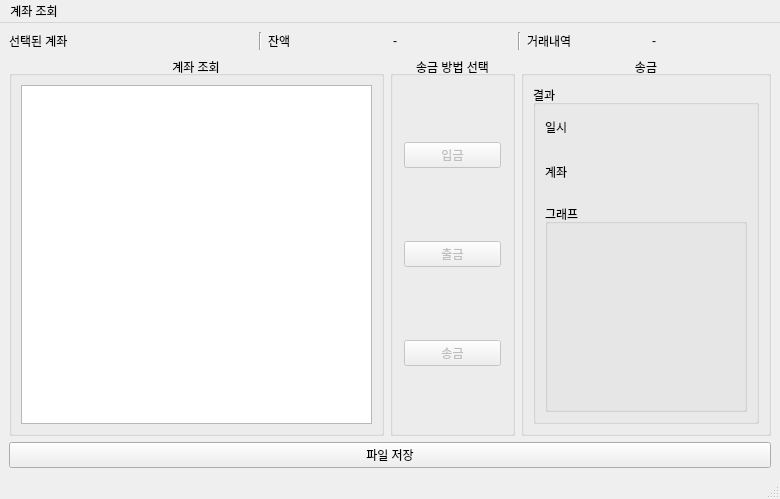
Before: the Qt Designer form mainwindow.ui in DevSunbi/VEDA_Side_Project, drawn with Qt 5.
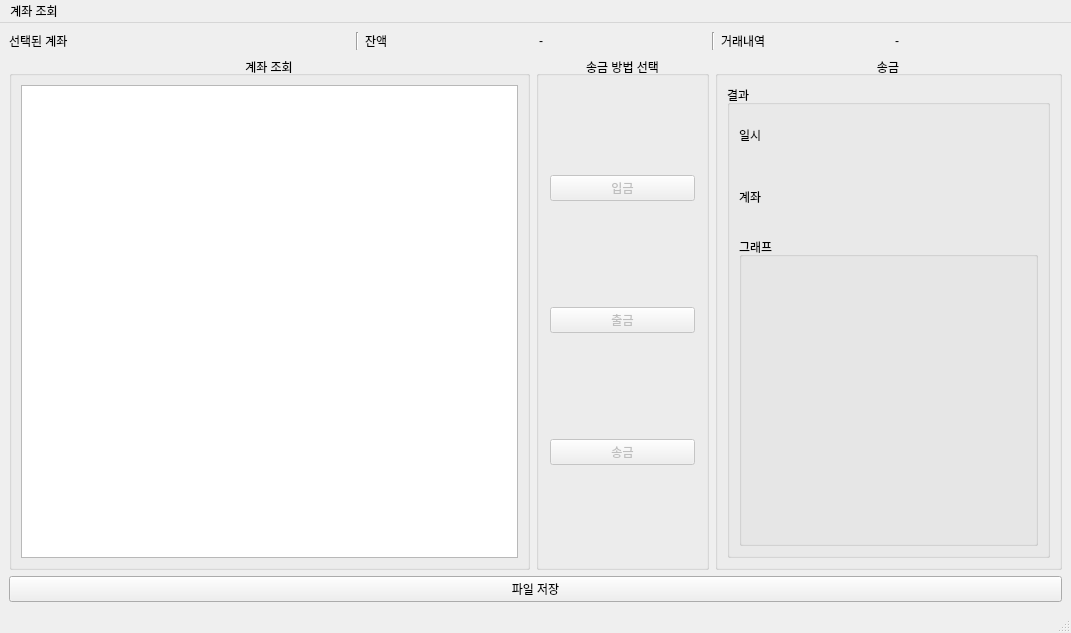
After: the same form once the commit is applied.

Commit message: UI: Final Toss Style Light Theme and layout polish

Diff of the .ui file:
```diff
--- a/mainwindow.ui
+++ b/mainwindow.ui
@@ -6,15 +6,82 @@
    <rect>
     <x>0</x>
     <y>0</y>
-    <width>780</width>
-    <height>499</height>
+    <width>1071</width>
+    <height>633</height>
    </rect>
   </property>
   <property name="windowTitle">
    <string>MainWindow</string>
   </property>
   <widget class="QWidget" name="centralwidget">
-   <layout class="QGridLayout" name="gridLayout_3" rowstretch="0,0,0,0" columnstretch="0,0">
+   <layout class="QGridLayout" name="gridLayout_3" rowstretch="0,0,0,0,0" columnstretch="0,0">
+    <item row="3" column="1">
+     <widget class="QPushButton" name="Save_Btn">
+      <property name="text">
+       <string>파일 저장</string>
+      </property>
+     </widget>
+    </item>
+    <item row="0" column="1" rowspan="2">
+     <layout class="QHBoxLayout" name="horizontalLayout">
+      <item>
+       <widget class="QLabel" name="label">
+        <property name="text">
+         <string>선택된 계좌</string>
+        </property>
+       </widget>
+      </item>
+      <item>
+       <widget class="QLabel" name="Sel_acc">
+        <property name="text">
+         <string/>
+        </property>
+       </widget>
+      </item>
+      <item>
+       <widget class="Line" name="line">
+        <property name="orientation">
+         <enum>Qt::Orientation::Vertical</enum>
+        </property>
+       </widget>
+      </item>
+      <item>
+       <widget class="QLabel" name="CBal_lbl">
+        <property name="text">
+         <string>잔액</string>
+        </property>
+       </widget>
+      </item>
+      <item>
+       <widget class="QLabel" name="CBal_f_lbl">
+        <property name="text">
+         <string>-</string>
+        </property>
+       </widget>
+      </item>
+      <item>
+       <widget class="Line" name="line_2">
+        <property name="orientation">
+         <enum>Qt::Orientation::Vertical</enum>
+        </property>
+       </widget>
+      </item>
+      <item>
+       <widget class="QLabel" name="History_lbl">
+        <property name="text">
+         <string>거래내역</string>
+        </property>
+       </widget>
+      </item>
+      <item>
+       <widget class="QLabel" name="History_r_lbl">
+        <property name="text">
+         <string>-</string>
+        </property>
+       </widget>
+      </item>
+     </layout>
+    </item>
     <item row="2" column="1">
      <layout class="QGridLayout" name="Top_Lay" columnstretch="3,1,2">
       <item row="0" column="0">
@@ -153,8 +220,20 @@
               <property name="title">
                <string>그래프</string>
               </property>
-              <layout class="QGridLayout" name="gridLayout">
-               <item row="0" column="0">
+              <layout class="QHBoxLayout" name="horizontalLayout_2">
+               <property name="leftMargin">
+                <number>0</number>
+               </property>
+               <property name="topMargin">
+                <number>0</number>
+               </property>
+               <property name="rightMargin">
+                <number>0</number>
+               </property>
+               <property name="bottomMargin">
+                <number>0</number>
+               </property>
+               <item>
                 <widget class="QWidget" name="Graph_Widget" native="true"/>
                </item>
               </layout>
@@ -168,73 +247,6 @@
       </item>
      </layout>
     </item>
-    <item row="0" column="1" rowspan="2">
-     <layout class="QHBoxLayout" name="horizontalLayout">
-      <item>
-       <widget class="QLabel" name="label">
-        <property name="text">
-         <string>선택된 계좌</string>
-        </property>
-       </widget>
-      </item>
-      <item>
-       <widget class="QLabel" name="Sel_acc">
-        <property name="text">
-         <string/>
-        </property>
-       </widget>
-      </item>
-      <item>
-       <widget class="Line" name="line">
-        <property name="orientation">
-         <enum>Qt::Orientation::Vertical</enum>
-        </property>
-       </widget>
-      </item>
-      <item>
-       <widget class="QLabel" name="CBal_lbl">
-        <property name="text">
-         <string>잔액</string>
-        </property>
-       </widget>
-      </item>
-      <item>
-       <widget class="QLabel" name="CBal_f_lbl">
-        <property name="text">
-         <string>-</string>
-        </property>
-       </widget>
-      </item>
-      <item>
-       <widget class="Line" name="line_2">
-        <property name="orientation">
-         <enum>Qt::Orientation::Vertical</enum>
-        </property>
-       </widget>
-      </item>
-      <item>
-       <widget class="QLabel" name="History_lbl">
-        <property name="text">
-         <string>거래내역</string>
-        </property>
-       </widget>
-      </item>
-      <item>
-       <widget class="QLabel" name="History_r_lbl">
-        <property name="text">
-         <string>-</string>
-        </property>
-       </widget>
-      </item>
-     </layout>
-    </item>
-    <item row="3" column="1">
-     <widget class="QPushButton" name="Save_Btn">
-      <property name="text">
-       <string>파일 저장</string>
-      </property>
-     </widget>
-    </item>
    </layout>
   </widget>
   <widget class="QMenuBar" name="menubar">
@@ -242,8 +254,8 @@
     <rect>
      <x>0</x>
      <y>0</y>
-     <width>780</width>
-     <height>21</height>
+     <width>1071</width>
+     <height>25</height>
     </rect>
    </property>
    <widget class="QMenu" name="menu">
```
The commit also changes 7 other files.
